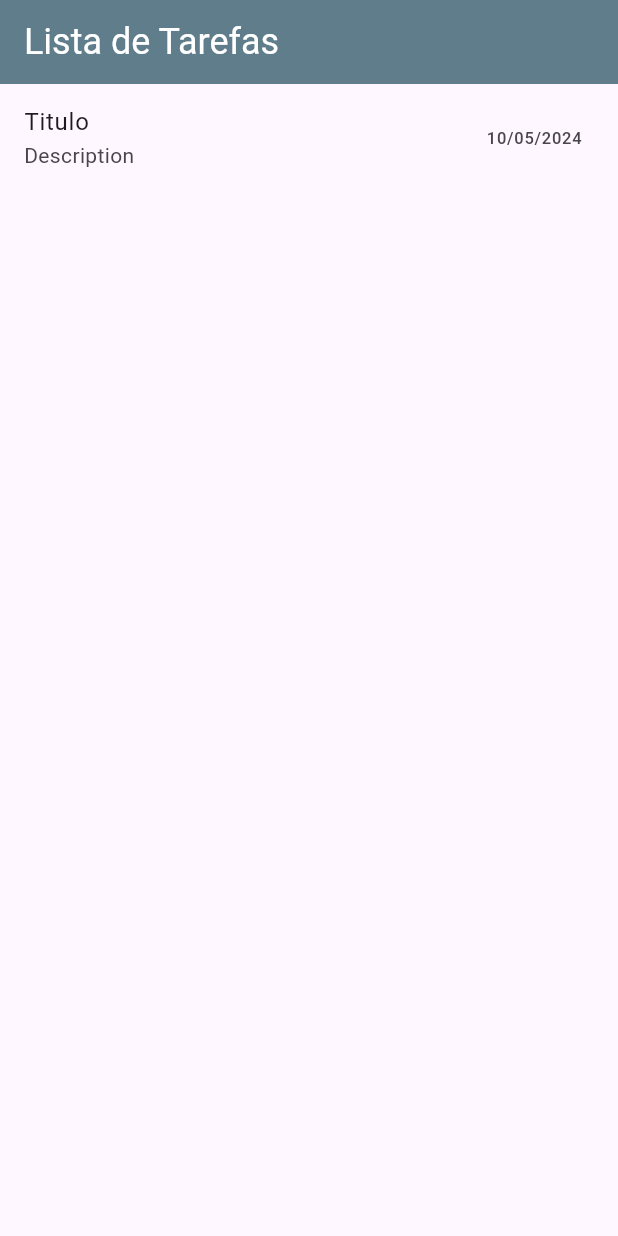
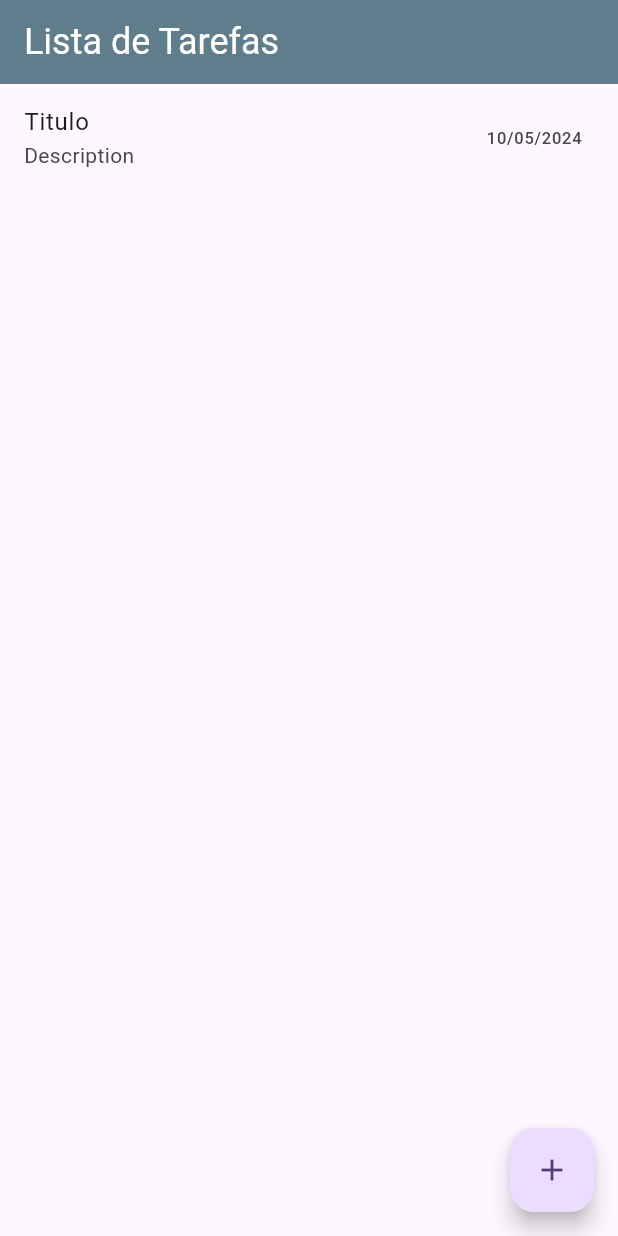
Before and after one commit to vinirecoaro/task_list_flutter_infnet, a Flutter app: the screen it shows after launch, on a phone screen of 412 x 824 dp. Run offline on Flutter 3.47's test engine with Material 3 defaults, Android fonts, the phone set to English and light mode, and no system bars.

Commit message:
Created Default app bar

```diff
--- /dev/null
+++ b/lib/components/default_app_bar.dart
@@ -0,0 +1,19 @@
+import 'package:flutter/material.dart';
+
+class DefaultAppBar extends StatelessWidget implements PreferredSizeWidget {
+  const DefaultAppBar({required this.title, super.key});
+
+  final String title;
+
+  @override
+  Widget build(BuildContext context) {
+    return AppBar(
+      title: Text(title),
+      backgroundColor: Colors.blueGrey,
+      titleTextStyle: const TextStyle(color: Colors.white, fontSize: 24),
+    );
+  }
+
+  @override
+  Size get preferredSize => const Size.fromHeight(kToolbarHeight);
+}
--- /dev/null
+++ b/lib/screens/add_task_screen.dart
@@ -0,0 +1,10 @@
+import 'package:flutter/material.dart';
+
+class AddTaskScreen extends StatelessWidget {
+  const AddTaskScreen({super.key});
+
+  @override
+  Widget build(BuildContext context) {
+    return Scaffold();
+  }
+}
--- a/lib/screens/task_list_screen.dart
+++ b/lib/screens/task_list_screen.dart
@@ -1,4 +1,5 @@
 import 'package:flutter/material.dart';
+import 'package:task_app/components/default_app_bar.dart';
 import 'package:task_app/components/task_list_item.dart';
 
 class TaskListScreen extends StatefulWidget {
@@ -12,15 +13,16 @@ class _TaskListScreenState extends State<TaskListScreen> {
   @override
   Widget build(BuildContext context) {
     return Scaffold(
-        appBar: AppBar(
-          title: const Text('Lista de Tarefas'),
-          backgroundColor: Colors.blueGrey,
-          titleTextStyle: const TextStyle(color: Colors.white, fontSize: 24),
-        ),
-        body: Column(
-          children: [
-            TaskListItem(),
-          ],
-        ));
+      appBar: DefaultAppBar(title: 'Lista de Tarefas'),
+      body: Column(
+        children: [
+          TaskListItem(),
+        ],
+      ),
+      floatingActionButton: FloatingActionButton(
+        onPressed: () {},
+        child: const Icon(Icons.add),
+      ),
+    );
   }
 }
```
